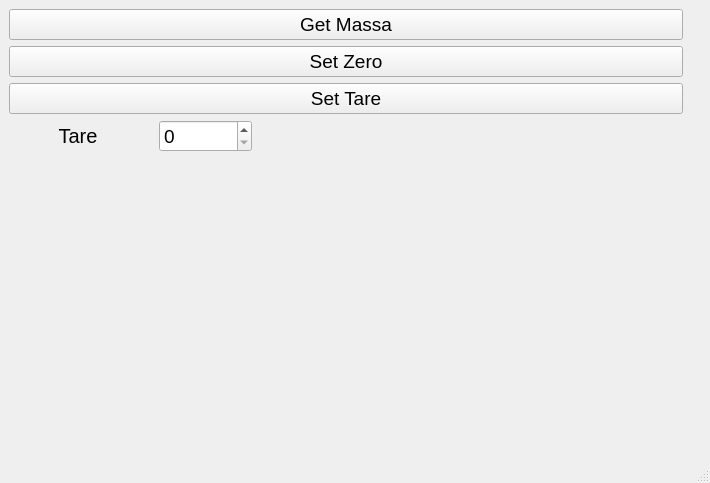
Above: mainwindow.ui from cyrillwork/MassaK before the change. Below: the same form after it.
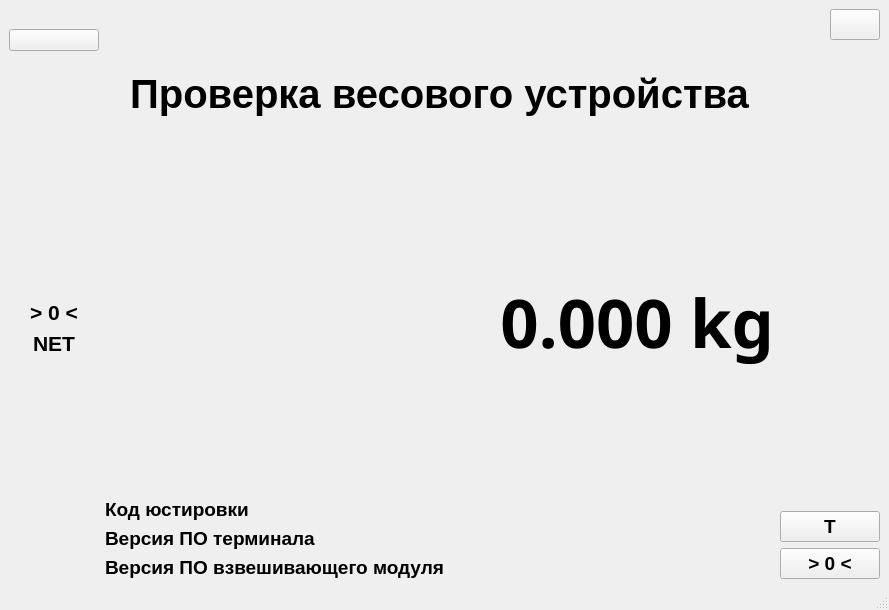
That is the form after the change.

The edit to the form file:
```diff
--- a/mainwindow.ui
+++ b/mainwindow.ui
@@ -6,8 +6,8 @@
    <rect>
     <x>0</x>
     <y>0</y>
-    <width>710</width>
-    <height>483</height>
+    <width>889</width>
+    <height>610</height>
    </rect>
   </property>
   <property name="windowTitle">
@@ -21,114 +21,391 @@
     <item>
      <layout class="QVBoxLayout" name="verticalLayout">
       <item>
-       <widget class="QPushButton" name="getMassa">
+       <widget class="QLabel" name="label_4">
+        <property name="text">
+         <string/>
+        </property>
+       </widget>
+      </item>
+      <item>
+       <widget class="QPushButton" name="logoButton">
+        <property name="maximumSize">
+         <size>
+          <width>150</width>
+          <height>16777215</height>
+         </size>
+        </property>
+        <property name="text">
+         <string/>
+        </property>
+       </widget>
+      </item>
+      <item>
+       <widget class="QLabel" name="logoLabel">
+        <property name="maximumSize">
+         <size>
+          <width>112</width>
+          <height>16777215</height>
+         </size>
+        </property>
+        <property name="text">
+         <string/>
+        </property>
+       </widget>
+      </item>
+      <item>
+       <spacer name="verticalSpacer_3">
+        <property name="orientation">
+         <enum>Qt::Vertical</enum>
+        </property>
+        <property name="sizeHint" stdset="0">
+         <size>
+          <width>20</width>
+          <height>40</height>
+         </size>
+        </property>
+       </spacer>
+      </item>
+      <item>
+       <widget class="QLabel" name="zeroLabel">
+        <property name="maximumSize">
+         <size>
+          <width>90</width>
+          <height>16777215</height>
+         </size>
+        </property>
         <property name="font">
          <font>
-          <pointsize>14</pointsize>
+          <pointsize>16</pointsize>
+          <bold>true</bold>
          </font>
         </property>
         <property name="text">
-         <string>Get Massa</string>
+         <string>&gt; 0 &lt;</string>
         </property>
+        <property name="alignment">
+         <set>Qt::AlignCenter</set>
+        </property>
        </widget>
       </item>
       <item>
-       <widget class="QPushButton" name="setZero">
+       <widget class="QLabel" name="netLabel">
+        <property name="maximumSize">
+         <size>
+          <width>90</width>
+          <height>16777215</height>
+         </size>
+        </property>
         <property name="font">
          <font>
-          <pointsize>14</pointsize>
+          <pointsize>16</pointsize>
+          <bold>true</bold>
          </font>
         </property>
         <property name="text">
-         <string>Set Zero</string>
+         <string>NET</string>
         </property>
+        <property name="alignment">
+         <set>Qt::AlignCenter</set>
+        </property>
        </widget>
       </item>
       <item>
-       <widget class="QPushButton" name="setTare">
+       <spacer name="verticalSpacer">
+        <property name="orientation">
+         <enum>Qt::Vertical</enum>
+        </property>
+        <property name="sizeHint" stdset="0">
+         <size>
+          <width>20</width>
+          <height>40</height>
+         </size>
+        </property>
+       </spacer>
+      </item>
+     </layout>
+    </item>
+    <item>
+     <layout class="QVBoxLayout" name="verticalLayout_2">
+      <item>
+       <spacer name="verticalSpacer_5">
+        <property name="orientation">
+         <enum>Qt::Vertical</enum>
+        </property>
+        <property name="sizeHint" stdset="0">
+         <size>
+          <width>20</width>
+          <height>40</height>
+         </size>
+        </property>
+       </spacer>
+      </item>
+      <item>
+       <widget class="QLabel" name="label">
         <property name="font">
          <font>
-          <pointsize>14</pointsize>
+          <pointsize>30</pointsize>
+          <bold>true</bold>
          </font>
         </property>
         <property name="text">
-         <string>Set Tare</string>
+         <string>Проверка весового устройства</string>
         </property>
+        <property name="alignment">
+         <set>Qt::AlignCenter</set>
+        </property>
        </widget>
       </item>
       <item>
-       <layout class="QHBoxLayout" name="horizontalLayout_2">
-        <item>
-         <widget class="QLabel" name="label">
+       <spacer name="verticalSpacer_6">
+        <property name="orientation">
+         <enum>Qt::Vertical</enum>
+        </property>
+        <property name="sizeHint" stdset="0">
+         <size>
+          <width>20</width>
+          <height>40</height>
+         </size>
+        </property>
+       </spacer>
+      </item>
+      <item>
+       <widget class="QLabel" name="infoLabel">
+        <property name="font">
+         <font>
+          <pointsize>16</pointsize>
+         </font>
+        </property>
+        <property name="text">
+         <string/>
+        </property>
+        <property name="alignment">
+         <set>Qt::AlignCenter</set>
+        </property>
+       </widget>
+      </item>
+      <item>
+       <spacer name="verticalSpacer_7">
+        <property name="orientation">
+         <enum>Qt::Vertical</enum>
+        </property>
+        <property name="sizeHint" stdset="0">
+         <size>
+          <width>20</width>
+          <height>40</height>
+         </size>
+        </property>
+       </spacer>
+      </item>
+      <item>
+       <widget class="QLabel" name="weightLabel">
+        <property name="font">
+         <font>
+          <family>Sans Serif</family>
+          <pointsize>50</pointsize>
+          <bold>true</bold>
+         </font>
+        </property>
+        <property name="text">
+         <string>0.000 kg</string>
+        </property>
+        <property name="alignment">
+         <set>Qt::AlignRight|Qt::AlignTrailing|Qt::AlignVCenter</set>
+        </property>
+       </widget>
+      </item>
+      <item>
+       <spacer name="verticalSpacer_8">
+        <property name="orientation">
+         <enum>Qt::Vertical</enum>
+        </property>
+        <property name="sizeHint" stdset="0">
+         <size>
+          <width>20</width>
+          <height>40</height>
+         </size>
+        </property>
+       </spacer>
+      </item>
+      <item>
+       <spacer name="verticalSpacer_2">
+        <property name="orientation">
+         <enum>Qt::Vertical</enum>
+        </property>
+        <property name="sizeHint" stdset="0">
+         <size>
+          <width>20</width>
+          <height>40</height>
+         </size>
+        </property>
+       </spacer>
+      </item>
+      <item>
+       <layout class="QFormLayout" name="formLayout">
+        <item row="2" column="0">
+         <widget class="QLabel" name="label_9">
           <property name="font">
            <font>
-            <pointsize>15</pointsize>
+            <pointsize>14</pointsize>
+            <bold>true</bold>
            </font>
           </property>
           <property name="text">
-           <string>         Tare          </string>
+           <string>Версия ПО взвешивающего модуля</string>
           </property>
          </widget>
         </item>
+        <item row="2" column="1">
+         <widget class="QLabel" name="PoSummLabel">
+          <property name="font">
+           <font>
+            <pointsize>14</pointsize>
+            <bold>true</bold>
+           </font>
+          </property>
+          <property name="text">
+           <string/>
+          </property>
+         </widget>
+        </item>
+        <item row="0" column="0">
+         <widget class="QLabel" name="label_5">
+          <property name="font">
+           <font>
+            <pointsize>14</pointsize>
+            <bold>true</bold>
+           </font>
+          </property>
+          <property name="text">
+           <string>Код юстировки </string>
+          </property>
+         </widget>
+        </item>
+        <item row="0" column="1">
+         <widget class="QLabel" name="calcodeLabel">
+          <property name="font">
+           <font>
+            <pointsize>14</pointsize>
+            <bold>true</bold>
+           </font>
+          </property>
+          <property name="text">
+           <string/>
+          </property>
+         </widget>
+        </item>
+        <item row="1" column="0">
+         <widget class="QLabel" name="label_7">
+          <property name="font">
+           <font>
+            <pointsize>14</pointsize>
+            <bold>true</bold>
+           </font>
+          </property>
+          <property name="text">
+           <string>Версия ПО терминала</string>
+          </property>
+         </widget>
+        </item>
+        <item row="1" column="1">
+         <widget class="QLabel" name="PoVerLabel">
+          <property name="font">
+           <font>
+            <pointsize>14</pointsize>
+            <bold>true</bold>
+           </font>
+          </property>
+          <property name="text">
+           <string/>
+          </property>
+         </widget>
+        </item>
+       </layout>
+      </item>
+     </layout>
+    </item>
+    <item>
+     <layout class="QVBoxLayout" name="verticalLayout_3">
+      <item>
+       <layout class="QVBoxLayout" name="verticalLayout_4">
         <item>
-         <widget class="QSpinBox" name="tareBox">
+         <widget class="QPushButton" name="closeButton">
+          <property name="maximumSize">
+           <size>
+            <width>50</width>
+            <height>50</height>
+           </size>
+          </property>
           <property name="font">
            <font>
             <pointsize>14</pointsize>
+            <bold>false</bold>
+            <kerning>false</kerning>
            </font>
           </property>
-          <property name="maximum">
-           <number>1000000</number>
+          <property name="layoutDirection">
+           <enum>Qt::RightToLeft</enum>
           </property>
+          <property name="text">
+           <string/>
+          </property>
          </widget>
         </item>
         <item>
-         <spacer name="horizontalSpacer">
+         <spacer name="verticalSpacer_4">
           <property name="orientation">
-           <enum>Qt::Horizontal</enum>
+           <enum>Qt::Vertical</enum>
           </property>
           <property name="sizeHint" stdset="0">
            <size>
-            <width>40</width>
-            <height>20</height>
+            <width>20</width>
+            <height>40</height>
            </size>
           </property>
          </spacer>
         </item>
+        <item>
+         <widget class="QPushButton" name="setTare">
+          <property name="maximumSize">
+           <size>
+            <width>100</width>
+            <height>16777215</height>
+           </size>
+          </property>
+          <property name="font">
+           <font>
+            <pointsize>14</pointsize>
+            <bold>true</bold>
+           </font>
+          </property>
+          <property name="text">
+           <string> T </string>
+          </property>
+         </widget>
+        </item>
+        <item>
+         <widget class="QPushButton" name="setZero">
+          <property name="maximumSize">
+           <size>
+            <width>100</width>
+            <height>16777215</height>
+           </size>
+          </property>
+          <property name="font">
+           <font>
+            <pointsize>14</pointsize>
+            <bold>true</bold>
+           </font>
+          </property>
+          <property name="text">
+           <string>&gt; 0 &lt;</string>
+          </property>
+         </widget>
+        </item>
        </layout>
       </item>
-      <item>
-       <spacer name="verticalSpacer">
-        <property name="orientation">
-         <enum>Qt::Vertical</enum>
-        </property>
-        <property name="sizeHint" stdset="0">
-         <size>
-          <width>20</width>
-          <height>40</height>
-         </size>
-        </property>
-       </spacer>
-      </item>
      </layout>
     </item>
-    <item>
-     <widget class="QLabel" name="scaleInfo">
-      <property name="font">
-       <font>
-        <pointsize>14</pointsize>
-        <weight>75</weight>
-        <bold>true</bold>
-       </font>
-      </property>
-      <property name="text">
-       <string/>
-      </property>
-      <property name="alignment">
-       <set>Qt::AlignLeading|Qt::AlignLeft|Qt::AlignTop</set>
-      </property>
-     </widget>
-    </item>
    </layout>
   </widget>
   <widget class="QMenuBar" name="menubar">
```
Left out of the diff: 4 changed lines with no effect on the pictures.
